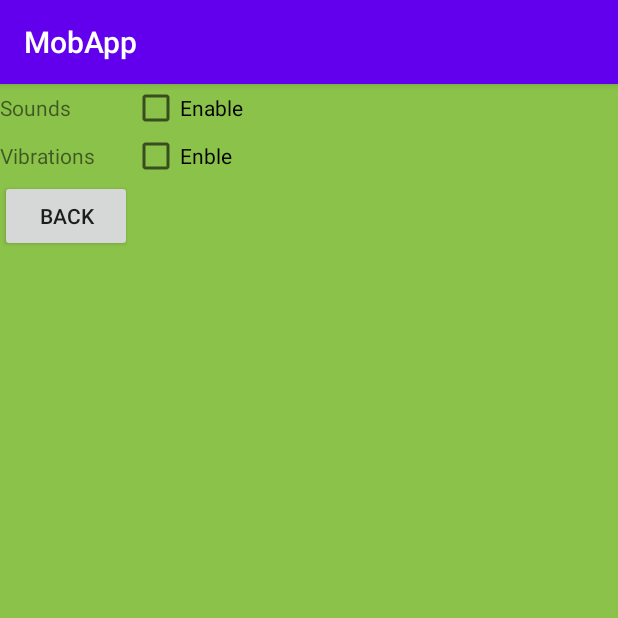
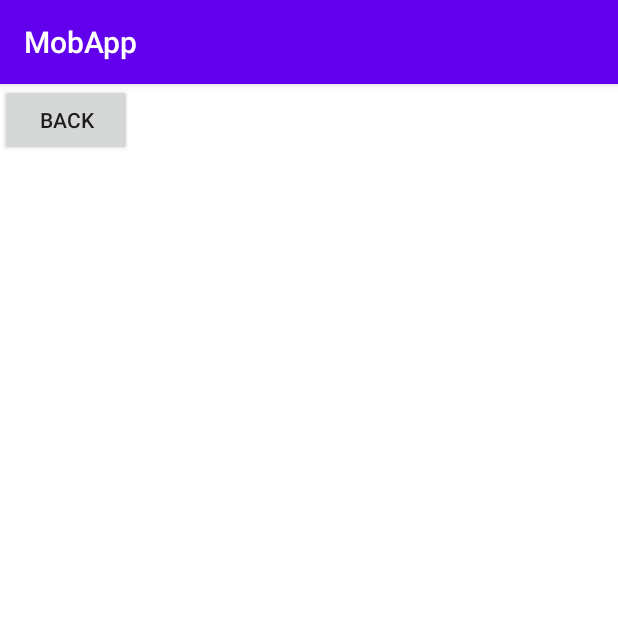
Before and after one commit to DmytroChnu/MobApp, an Android app: the screen it shows after launch (BasicActivity), after a tap on "SETTINGS", on a phone screen of 412 x 824 dp, the top half of it. Run offline under Robolectric (Android 15) with nearby library versions, the phone set to English and light mode, and no system bars; our stand-ins replace Timber; 3 statements that could not run were skipped.

Commit message:
Lab 4 WIP

```diff
--- a/app/build.gradle
+++ b/app/build.gradle
@@ -28,8 +28,8 @@ dependencies {
     implementation 'androidx.constraintlayout:constraintlayout:1.1.3'
     implementation 'androidx.preference:preference:1.1.0'
     implementation 'androidx.legacy:legacy-support-v4:1.0.0'
+    implementation 'com.jakewharton.timber:timber:4.7.1'
     testImplementation 'junit:junit:4.12'
     androidTestImplementation 'androidx.test.ext:junit:1.1.1'
     androidTestImplementation 'androidx.test.espresso:espresso-core:3.2.0'
-
 }
--- a/app/src/main/AndroidManifest.xml
+++ b/app/src/main/AndroidManifest.xml
@@ -3,6 +3,7 @@
     package="com.example.mobapp">
 
     <application
+        android:name=".MyApplication"
         android:allowBackup="true"
         android:icon="@mipmap/ic_launcher"
         android:label="@string/app_name"
--- a/app/src/main/java/com/example/mobapp/BasicActivity.java
+++ b/app/src/main/java/com/example/mobapp/BasicActivity.java
@@ -2,6 +2,7 @@ package com.example.mobapp;
 
 import android.content.Intent;
 import android.os.Bundle;
+import android.os.Handler;
 import android.view.View;
 import android.widget.Button;
 
@@ -9,16 +10,27 @@ import androidx.appcompat.app.AppCompatActivity;
 import androidx.fragment.app.FragmentManager;
 import androidx.fragment.app.FragmentTransaction;
 
+import timber.log.Timber;
+
 public class BasicActivity extends AppCompatActivity {
+
+    Handler handler = new Handler();
+    Runnable runnable;
+    int delay = 1000; // in milliseconds
 
     private Button infoButton;
     private Button settingsButton;
     private Button shareButton;
 
+    private long startTimeInSeconds;
+    private long currentActiveTimeInSeconds = 0;
+
     @Override
     protected void onCreate(Bundle savedInstanceState) {
         super.onCreate(savedInstanceState);
         setContentView(R.layout.basic_activity);
+
+        startTimeInSeconds = GetCurrentTimeInSeconds();
 
         infoButton = (Button) findViewById(R.id.info_button);
         settingsButton = (Button) findViewById(R.id.settings_button);
@@ -54,6 +66,8 @@ public class BasicActivity extends AppCompatActivity {
         fragmentTransaction.replace(R.id.activity, fragment);
         fragmentTransaction.addToBackStack(null);
         fragmentTransaction.commit();
+
+        Timber.d("Opened info fragment");
     }
 
     private void ShowSettingsFragment()
@@ -64,6 +78,8 @@ public class BasicActivity extends AppCompatActivity {
         fragmentTransaction.replace(R.id.activity, fragment);
         fragmentTransaction.addToBackStack(null);
         fragmentTransaction.commit();
+
+        Timber.d("Opened settings fragment");
     }
 
     private void Share()
@@ -75,5 +91,41 @@ public class BasicActivity extends AppCompatActivity {
 
         Intent shareIntent = Intent.createChooser(sendIntent, null);
         startActivity(shareIntent);
+
+        Timber.d("Share");
+    }
+
+    @Override
+    protected void onPause() {
+        handler.removeCallbacks(runnable);
+        super.onPause();
+    }
+
+    @Override
+    protected void onResume()
+    {
+        handler.postDelayed(runnable = new Runnable() {
+            public void run() {
+                handler.postDelayed(runnable, delay);
+                Timber.d("Current focus time = " + currentActiveTimeInSeconds);
+                currentActiveTimeInSeconds++;
+            }
+        }, delay);
+
+        super.onResume();
+    }
+
+    @Override
+    public void onDestroy()
+    {
+        long currentTime = GetCurrentTimeInSeconds();
+        Timber.d("App total use time = " + Math.abs(currentTime - startTimeInSeconds));
+        Timber.d("Total focus time = " + currentActiveTimeInSeconds);
+
+        super.onDestroy();
+    }
+
+    private long GetCurrentTimeInSeconds() {
+        return System.currentTimeMillis() / 1000;
     }
 }
--- a/app/src/main/java/com/example/mobapp/InfoFragment.java
+++ b/app/src/main/java/com/example/mobapp/InfoFragment.java
@@ -9,6 +9,8 @@ import android.view.ViewGroup;
 import android.widget.Button;
 
 import androidx.fragment.app.Fragment;
+
+import timber.log.Timber;
 
 public class InfoFragment extends Fragment
 {
@@ -63,16 +65,19 @@ public class InfoFragment extends Fragment
         Uri uri = Uri.parse(privacyPolicy);
         Intent intent = new Intent(Intent.ACTION_VIEW, uri);
         startActivity(intent);
+        Timber.d("Opened privacy policy");
     }
 
     private void OpenTermsOfService() {
         Uri uri = Uri.parse(termsOfService);
         Intent intent = new Intent(Intent.ACTION_VIEW, uri);
         startActivity(intent);
+        Timber.d("Opened terms of service");
     }
 
     private void CloseFragment()
     {
         getActivity().onBackPressed();
+        Timber.d("Closed info fragment");
     }
 }
--- /dev/null
+++ b/app/src/main/java/com/example/mobapp/MyApplication.java
@@ -0,0 +1,19 @@
+package com.example.mobapp;
+
+import android.app.Application;
+
+import timber.log.Timber;
+
+public class MyApplication extends Application
+{
+    @Override
+    public void onCreate() {
+        super.onCreate();
+
+        if (BuildConfig.DEBUG) {
+            Timber.plant(new Timber.DebugTree());
+        } else {
+            Timber.plant(new ReleaseTree());
+        }
+    }
+}
--- a/app/src/main/java/com/example/mobapp/SettingsFragment.java
+++ b/app/src/main/java/com/example/mobapp/SettingsFragment.java
@@ -7,6 +7,8 @@ import android.view.ViewGroup;
 import android.widget.Button;
 
 import androidx.fragment.app.Fragment;
+
+import timber.log.Timber;
 
 public class SettingsFragment extends Fragment {
 
@@ -37,5 +39,6 @@ public class SettingsFragment extends Fragment {
     public void CloseFragment()
     {
         getActivity().onBackPressed();
+        Timber.d("Closed settings fragment");
     }
 }
--- a/app/src/main/res/layout/fragment_settings.xml
+++ b/app/src/main/res/layout/fragment_settings.xml
@@ -8,42 +8,8 @@
 
     <TableLayout
         android:layout_width="match_parent"
-        android:layout_height="match_parent">
-
-        <TableRow
-            android:layout_width="match_parent"
-            android:layout_height="match_parent">
-
-            <TextView
-                android:id="@+id/textView5"
-                android:layout_width="wrap_content"
-                android:layout_height="wrap_content"
-                android:text="@string/souds_textview" />
-
-            <CheckBox
-                android:id="@+id/checkBox3"
-                android:layout_width="wrap_content"
-                android:layout_height="wrap_content"
-                android:text="@string/souds_checkbox" />
-        </TableRow>
-
-        <TableRow
-            android:layout_width="match_parent"
-            android:layout_height="match_parent">
-
-            <TextView
-                android:id="@+id/textView6"
-                android:layout_width="wrap_content"
-                android:layout_height="wrap_content"
-                android:text="@string/vibro_textview" />
-
-            <CheckBox
-                android:id="@+id/checkBox4"
-                android:layout_width="wrap_content"
-                android:layout_height="wrap_content"
-                android:text="@string/vibro_checkbox" />
-
-        </TableRow>
+        android:layout_height="match_parent"
+        android:background="#FFFFFF">
 
         <TableRow
             android:layout_width="match_parent"
--- a/app/src/main/res/values/strings.xml
+++ b/app/src/main/res/values/strings.xml
@@ -8,12 +8,6 @@
 
     <string name="terms_of_service_button">Terms of service</string>
     <string name="terms_of_service_checkbox">Agree</string>
-
-    <string name="souds_checkbox">Enable</string>
-    <string name="souds_textview">Sounds</string>
-
-    <string name="vibro_textview">Vibrations</string>
-    <string name="vibro_checkbox">Enble</string>
 
     <string name="terms_of_use_button">Terms of use</string>
 
```
Also changed, not shown: app/src/main/java/com/example/mobapp/ReleaseTree.java (added, +15 -0 lines).
